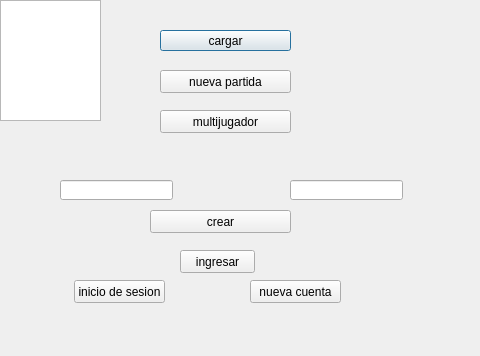
Before: the Qt Designer form Videojuego/inicio.ui in Pablo9925/Proyecto_Final_Info, drawn with Qt 5.
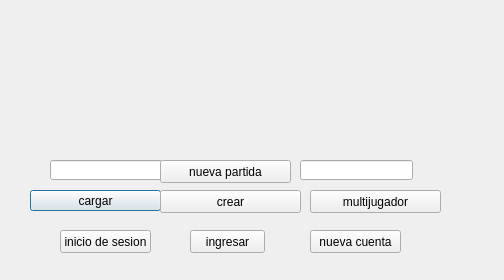
After: the same form once the commit is applied. Icons and pictures are not drawn.

What changed in the file:
```diff
--- a/Videojuego/inicio.ui
+++ b/Videojuego/inicio.ui
@@ -6,42 +6,60 @@
    <rect>
     <x>0</x>
     <y>0</y>
-    <width>480</width>
-    <height>356</height>
+    <width>504</width>
+    <height>280</height>
    </rect>
   </property>
   <property name="windowTitle">
    <string>Dialog</string>
   </property>
+  <property name="styleSheet">
+   <string notr="true">background-image: url(:/escena/fondo.jpg);</string>
+  </property>
   <widget class="QLineEdit" name="uss">
    <property name="geometry">
     <rect>
-     <x>60</x>
-     <y>180</y>
+     <x>50</x>
+     <y>160</y>
      <width>113</width>
      <height>20</height>
     </rect>
    </property>
+   <property name="styleSheet">
+    <string notr="true">Background-image:url(:/sprites personaje/Dead (5).png)</string>
+   </property>
   </widget>
   <widget class="QLineEdit" name="pass">
    <property name="geometry">
     <rect>
-     <x>290</x>
-     <y>180</y>
+     <x>300</x>
+     <y>160</y>
      <width>113</width>
      <height>20</height>
     </rect>
    </property>
+   <property name="autoFillBackground">
+    <bool>false</bool>
+   </property>
+   <property name="styleSheet">
+    <string notr="true">Background-image:url(:/sprites personaje/Dead (5).png)</string>
+   </property>
+   <property name="text">
+    <string/>
+   </property>
   </widget>
   <widget class="QPushButton" name="cargar">
    <property name="geometry">
     <rect>
-     <x>160</x>
-     <y>30</y>
+     <x>30</x>
+     <y>190</y>
      <width>131</width>
      <height>21</height>
     </rect>
    </property>
+   <property name="styleSheet">
+    <string notr="true">Background-image:url(:/sprites personaje/Dead (5).png)</string>
+   </property>
    <property name="text">
     <string>cargar</string>
    </property>
@@ -49,12 +67,15 @@
   <widget class="QPushButton" name="multijugador">
    <property name="geometry">
     <rect>
-     <x>160</x>
-     <y>110</y>
+     <x>310</x>
+     <y>190</y>
      <width>131</width>
      <height>23</height>
     </rect>
    </property>
+   <property name="styleSheet">
+    <string notr="true">Background-image:url(:/sprites personaje/Dead (5).png)</string>
+   </property>
    <property name="text">
     <string>multijugador</string>
    </property>
@@ -62,12 +83,15 @@
   <widget class="QPushButton" name="crear">
    <property name="geometry">
     <rect>
-     <x>150</x>
-     <y>210</y>
+     <x>160</x>
+     <y>190</y>
      <width>141</width>
      <height>23</height>
     </rect>
    </property>
+   <property name="styleSheet">
+    <string notr="true">Background-image:url(:/sprites personaje/Dead (5).png)</string>
+   </property>
    <property name="text">
     <string>crear</string>
    </property>
@@ -75,12 +99,15 @@
   <widget class="QPushButton" name="inicio_2">
    <property name="geometry">
     <rect>
-     <x>74</x>
-     <y>280</y>
+     <x>60</x>
+     <y>230</y>
      <width>91</width>
      <height>23</height>
     </rect>
    </property>
+   <property name="styleSheet">
+    <string notr="true">Background-image:url(:/sprites personaje/Dead (5).png)</string>
+   </property>
    <property name="text">
     <string>inicio de sesion</string>
    </property>
@@ -88,12 +115,15 @@
   <widget class="QPushButton" name="cuentanueva">
    <property name="geometry">
     <rect>
-     <x>250</x>
-     <y>280</y>
+     <x>310</x>
+     <y>230</y>
      <width>91</width>
      <height>23</height>
     </rect>
    </property>
+   <property name="styleSheet">
+    <string notr="true">Background-image:url(:/sprites personaje/Dead (5).png)</string>
+   </property>
    <property name="text">
     <string>nueva cuenta</string>
    </property>
@@ -101,12 +131,15 @@
   <widget class="QPushButton" name="ingresar">
    <property name="geometry">
     <rect>
-     <x>180</x>
-     <y>250</y>
+     <x>190</x>
+     <y>230</y>
      <width>75</width>
      <height>23</height>
     </rect>
    </property>
+   <property name="styleSheet">
+    <string notr="true">Background-image:url(:/sprites personaje/Dead (5).png)</string>
+   </property>
    <property name="text">
     <string>ingresar</string>
    </property>
@@ -115,25 +148,18 @@
    <property name="geometry">
     <rect>
      <x>160</x>
-     <y>70</y>
+     <y>160</y>
      <width>131</width>
      <height>23</height>
     </rect>
    </property>
+   <property name="styleSheet">
+    <string notr="true">Background-image:url(:/sprites personaje/Dead (5).png)</string>
+   </property>
    <property name="text">
     <string>nueva partida</string>
    </property>
   </widget>
-  <widget class="QGraphicsView" name="graphicsView">
-   <property name="geometry">
-    <rect>
-     <x>0</x>
-     <y>0</y>
-     <width>101</width>
-     <height>121</height>
-    </rect>
-   </property>
-  </widget>
  </widget>
  <resources/>
  <connections/>
```
